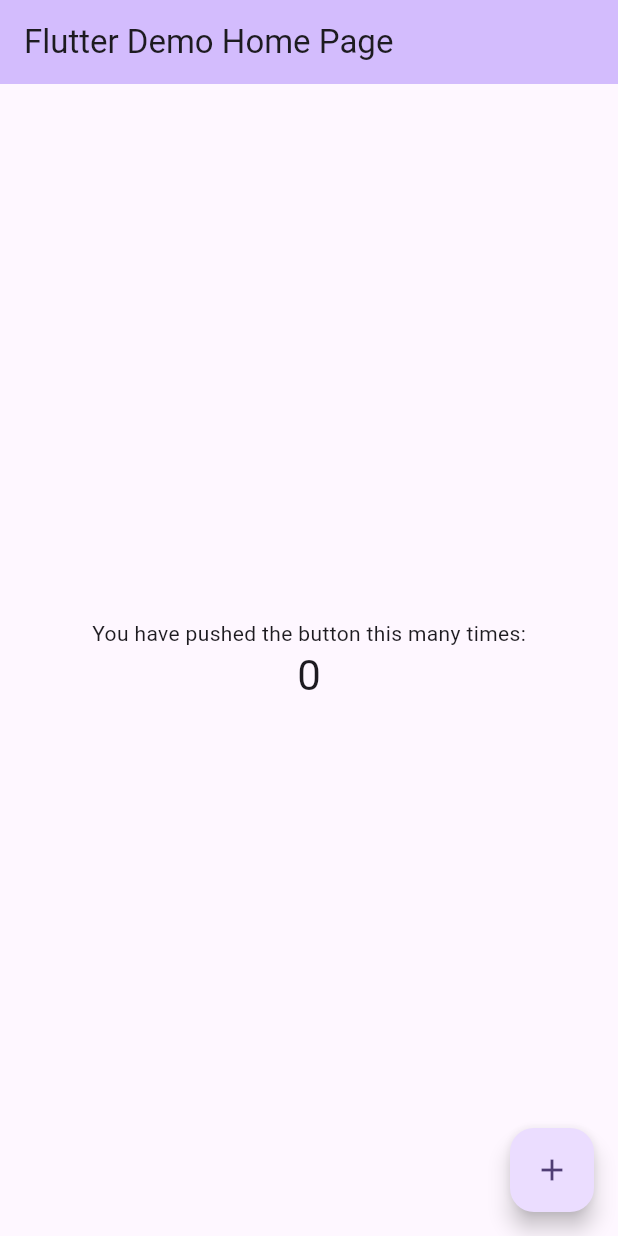
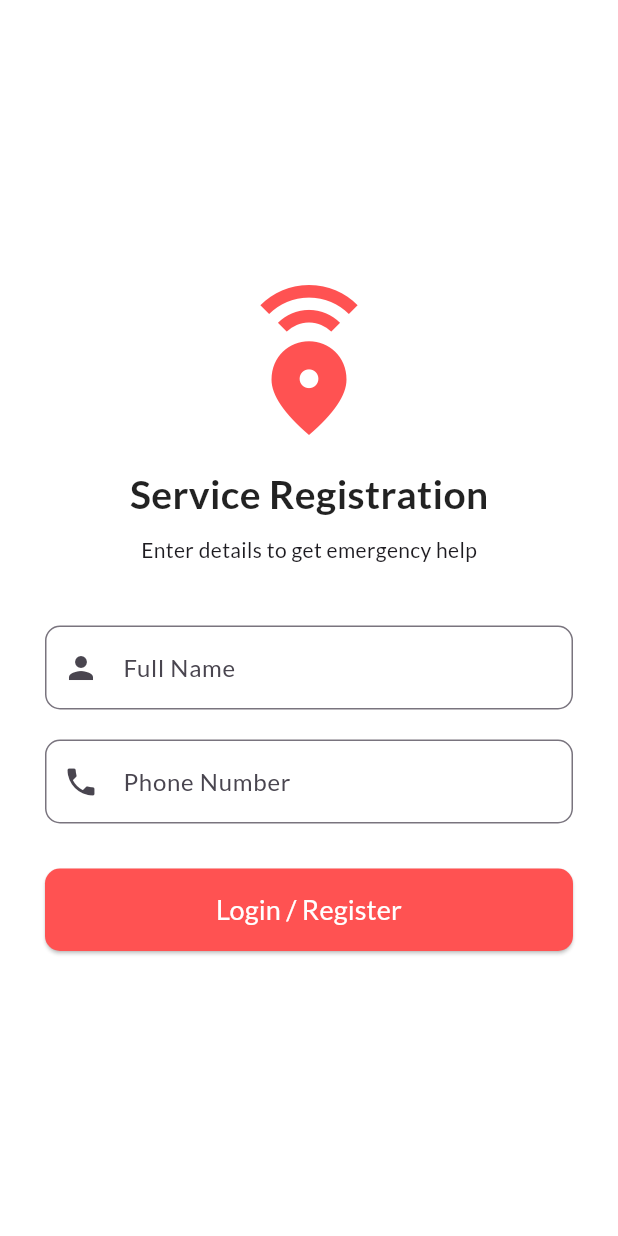
Before and after one commit to oishe21SD/flutter-create-emergency_service_system, a Flutter app: the screen it shows after launch, on a phone screen of 412 x 824 dp. Run offline on Flutter 3.47's test engine with Material 3 defaults, Android fonts, the phone set to English and light mode, and no system bars; our stand-ins replace google_fonts, sqflite; accounts and stored records are empty.

Commit message:
Updated main.dart to start with LoginScreen

```diff
--- a/lib/main.dart
+++ b/lib/main.dart
@@ -1,122 +1,32 @@
 import 'package:flutter/material.dart';
+import 'package:google_fonts/google_fonts.dart';
+import 'views/login_screen.dart';
 
 void main() {
-  runApp(const MyApp());
+  // অ্যাপ শুরু করার আগে নিশ্চিত করা যে সবকিছু ঠিক আছে
+  WidgetsFlutterBinding.ensureInitialized();
+
+  runApp(const EmergencyServiceApp());
 }
 
-class MyApp extends StatelessWidget {
-  const MyApp({super.key});
+class EmergencyServiceApp extends StatelessWidget {
+  const EmergencyServiceApp({super.key});
 
-  // This widget is the root of your application.
   @override
   Widget build(BuildContext context) {
     return MaterialApp(
-      title: 'Flutter Demo',
+      debugShowCheckedModeBanner: false,
+      title: 'Emergency Service System',
+
+      // অ্যাপের থিম কালার রেড (ইমারজেন্সি এর জন্য)
       theme: ThemeData(
-        // This is the theme of your application.
-        //
-        // TRY THIS: Try running your application with "flutter run". You'll see
-        // the application has a purple toolbar. Then, without quitting the app,
-        // try changing the seedColor in the colorScheme below to Colors.green
-        // and then invoke "hot reload" (save your changes or press the "hot
-        // reload" button in a Flutter-supported IDE, or press "r" if you used
-        // the command line to start the app).
-        //
-        // Notice that the counter didn't reset back to zero; the application
-        // state is not lost during the reload. To reset the state, use hot
-        // restart instead.
-        //
-        // This works for code too, not just values: Most code changes can be
-        // tested with just a hot reload.
-        colorScheme: .fromSeed(seedColor: Colors.deepPurple),
+        primarySwatch: Colors.red,
+        textTheme: GoogleFonts.latoTextTheme(), // সুন্দর ফন্ট ব্যবহার করা হয়েছে
+        useMaterial3: true,
       ),
-      home: const MyHomePage(title: 'Flutter Demo Home Page'),
+
+      // অ্যাপটি শুরু হবে লগইন স্ক্রিন দিয়ে
+      home: LoginScreen(),
     );
   }
 }
-
-class MyHomePage extends StatefulWidget {
-  const MyHomePage({super.key, required this.title});
-
-  // This widget is the home page of your application. It is stateful, meaning
-  // that it has a State object (defined below) that contains fields that affect
-  // how it looks.
-
-  // This class is the configuration for the state. It holds the values (in this
-  // case the title) provided by the parent (in this case the App widget) and
-  // used by the build method of the State. Fields in a Widget subclass are
-  // always marked "final".
-
-  final String title;
-
-  @override
-  State<MyHomePage> createState() => _MyHomePageState();
-}
-
-class _MyHomePageState extends State<MyHomePage> {
-  int _counter = 0;
-
-  void _incrementCounter() {
-    setState(() {
-      // This call to setState tells the Flutter framework that something has
-      // changed in this State, which causes it to rerun the build method below
-      // so that the display can reflect the updated values. If we changed
-      // _counter without calling setState(), then the build method would not be
-      // called again, and so nothing would appear to happen.
-      _counter++;
-    });
-  }
-
-  @override
-  Widget build(BuildContext context) {
-    // This method is rerun every time setState is called, for instance as done
-    // by the _incrementCounter method above.
-    //
-    // The Flutter framework has been optimized to make rerunning build methods
-    // fast, so that you can just rebuild anything that needs updating rather
-    // than having to individually change instances of widgets.
-    return Scaffold(
-      appBar: AppBar(
-        // TRY THIS: Try changing the color here to a specific color (to
-        // Colors.amber, perhaps?) and trigger a hot reload to see the AppBar
-        // change color while the other colors stay the same.
-        backgroundColor: Theme.of(context).colorScheme.inversePrimary,
-        // Here we take the value from the MyHomePage object that was created by
-        // the App.build method, and use it to set our appbar title.
-        title: Text(widget.title),
-      ),
-      body: Center(
-        // Center is a layout widget. It takes a single child and positions it
-        // in the middle of the parent.
-        child: Column(
-          // Column is also a layout widget. It takes a list of children and
-          // arranges them vertically. By default, it sizes itself to fit its
-          // children horizontally, and tries to be as tall as its parent.
-          //
-          // Column has various properties to control how it sizes itself and
-          // how it positions its children. Here we use mainAxisAlignment to
-          // center the children vertically; the main axis here is the vertical
-          // axis because Columns are vertical (the cross axis would be
-          // horizontal).
-          //
-          // TRY THIS: Invoke "debug painting" (choose the "Toggle Debug Paint"
-          // action in the IDE, or press "p" in the console), to see the
-          // wireframe for each widget.
-          mainAxisAlignment: .center,
-          children: [
-            const Text('You have pushed the button this many times:'),
-            Text(
-              '$_counter',
-              style: Theme.of(context).textTheme.headlineMedium,
-            ),
-          ],
-        ),
-      ),
-      floatingActionButton: FloatingActionButton(
-        onPressed: _incrementCounter,
-        tooltip: 'Increment',
-        child: const Icon(Icons.add),
-      ),
-    );
-  }
-}
--- a/lib/views/login_screen.dart
+++ b/lib/views/login_screen.dart
@@ -0,0 +1,120 @@
+import 'package:flutter/material.dart';
+import '../services/database_helper.dart';
+import 'home_screen.dart';
+
+class LoginScreen extends StatefulWidget {
+  @override
+  _LoginScreenState createState() => _LoginScreenState();
+}
+
+class _LoginScreenState extends State<LoginScreen> {
+  // নাম এবং ফোন নম্বর ইনপুট নেয়ার জন্য কন্ট্রোলার
+  final TextEditingController _nameController = TextEditingController();
+  final TextEditingController _phoneController = TextEditingController();
+  final DatabaseHelper _dbHelper = DatabaseHelper();
+
+  // রেজিস্ট্রেশন এবং লগইন হ্যান্ডেল করার ফাংশন
+  void _submit() async {
+    String name = _nameController.text.trim();
+    String phone = _phoneController.text.trim();
+
+    if (name.isEmpty || phone.isEmpty) {
+      ScaffoldMessenger.of(context).showSnackBar(
+        SnackBar(content: Text('Please enter both Name and Phone number')),
+      );
+      return;
+    }
+
+    // প্রথমে চেক করছি ইউজার অলরেডি আছে কিনা
+    var user = await _dbHelper.loginUser(phone);
+
+    if (user == null) {
+      // যদি ইউজার না থাকে তবে নতুন রেজিস্ট্রেশন হবে
+      await _dbHelper.registerUser(name, phone);
+      print("New User Registered: $name");
+    }
+
+    // লগইন বা রেজিস্ট্রেশন সফল হলে হোম স্ক্রিনে নিয়ে যাবে
+    // সাথে ইউজারের নাম এবং ফোন নম্বর পাঠিয়ে দিচ্ছি যাতে আমরা ট্র্যাক করতে পারি
+    Navigator.pushReplacement(
+      context,
+      MaterialPageRoute(
+        builder: (context) => HomeScreen(userName: name, userPhone: phone),
+      ),
+    );
+  }
+
+  @override
+  Widget build(BuildContext context) {
+    return Scaffold(
+      backgroundColor: Colors.white,
+      body: Center(
+        child: SingleChildScrollView(
+          padding: EdgeInsets.all(30.0),
+          child: Column(
+            mainAxisAlignment: MainAxisAlignment.center,
+            children: [
+              // অ্যাপের লোগো আইকন
+              Icon(Icons.emergency_share, size: 100, color: Colors.redAccent),
+              SizedBox(height: 20),
+              Text(
+                'Service Registration',
+                style: TextStyle(
+                  fontSize: 26,
+                  fontWeight: FontWeight.bold,
+                  color: Colors.black87,
+                ),
+              ),
+              SizedBox(height: 10),
+              Text('Enter details to get emergency help'),
+              SizedBox(height: 40),
+              // নাম ইনপুট
+              TextField(
+                controller: _nameController,
+                decoration: InputDecoration(
+                  labelText: 'Full Name',
+                  prefixIcon: Icon(Icons.person),
+                  border: OutlineInputBorder(
+                    borderRadius: BorderRadius.circular(10),
+                  ),
+                ),
+              ),
+              SizedBox(height: 20),
+              // ফোন নম্বর ইনপুট
+              TextField(
+                controller: _phoneController,
+                keyboardType: TextInputType.phone,
+                decoration: InputDecoration(
+                  labelText: 'Phone Number',
+                  prefixIcon: Icon(Icons.phone),
+                  border: OutlineInputBorder(
+                    borderRadius: BorderRadius.circular(10),
+                  ),
+                ),
+              ),
+              SizedBox(height: 30),
+              // সাবমিট বাটন
+              SizedBox(
+                width: double.infinity,
+                height: 55,
+                child: ElevatedButton(
+                  onPressed: _submit,
+                  style: ElevatedButton.styleFrom(
+                    backgroundColor: Colors.redAccent,
+                    shape: RoundedRectangleBorder(
+                      borderRadius: BorderRadius.circular(10),
+                    ),
+                  ),
+                  child: Text(
+                    'Login / Register',
+                    style: TextStyle(fontSize: 18, color: Colors.white),
+                  ),
+                ),
+              ),
+            ],
+          ),
+        ),
+      ),
+    );
+  }
+}
```
Also changed, not shown: lib/views/home_screen.dart (+190 -0 lines).
